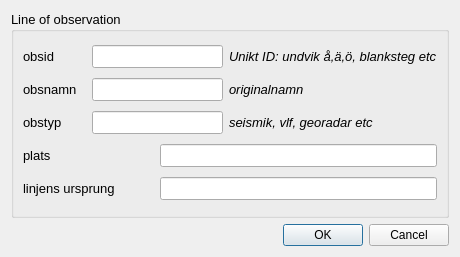
Above: ui/obs_lines.ui from jkall/qgis-midvatten-plugin before the change. Below: the same form after it.
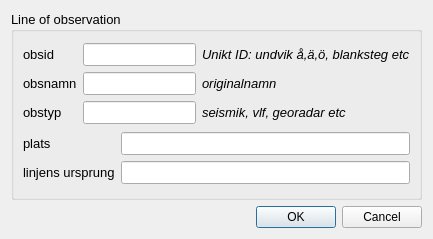
That is the form after the change.

Diff of the .ui file:
```diff
--- a/ui/obs_lines.ui
+++ b/ui/obs_lines.ui
@@ -6,14 +6,20 @@
    <rect>
     <x>0</x>
     <y>0</y>
-    <width>460</width>
-    <height>257</height>
+    <width>429</width>
+    <height>239</height>
    </rect>
   </property>
+  <property name="maximumSize">
+   <size>
+    <width>16777215</width>
+    <height>300</height>
+   </size>
+  </property>
   <property name="windowTitle">
    <string>Dialog</string>
   </property>
-  <layout class="QGridLayout" name="gridLayout_2">
+  <layout class="QGridLayout" name="gridLayout_4">
    <item row="0" column="0">
     <widget class="QGroupBox" name="Grundinfo">
      <property name="sizePolicy">
@@ -43,6 +49,8 @@
      <property name="title">
       <string>Line of observation</string>
      </property>
+     <layout class="QGridLayout" name="gridLayout_3">
+      <item row="0" column="0">
      <layout class="QGridLayout" name="gridLayout">
       <item row="0" column="0">
        <widget class="QLabel" name="label">
@@ -83,7 +91,7 @@
         </property>
        </widget>
       </item>
-      <item row="0" column="1" colspan="2">
+        <item row="0" column="1">
        <widget class="QLineEdit" name="obsid">
         <property name="sizePolicy">
          <sizepolicy hsizetype="Expanding" vsizetype="Fixed">
@@ -113,7 +121,7 @@
         </property>
        </widget>
       </item>
-      <item row="0" column="3">
+        <item row="0" column="2">
        <widget class="QLabel" name="label_3">
         <property name="sizePolicy">
          <sizepolicy hsizetype="Minimum" vsizetype="Fixed">
@@ -186,7 +194,7 @@
         </property>
        </widget>
       </item>
-      <item row="1" column="1" colspan="2">
+        <item row="1" column="1">
        <widget class="QLineEdit" name="name">
         <property name="sizePolicy">
          <sizepolicy hsizetype="Expanding" vsizetype="Fixed">
@@ -216,7 +224,7 @@
         </property>
        </widget>
       </item>
-      <item row="1" column="3">
+        <item row="1" column="2">
        <widget class="QLabel" name="label_20">
         <property name="sizePolicy">
          <sizepolicy hsizetype="Minimum" vsizetype="Fixed">
@@ -289,7 +297,7 @@
         </property>
        </widget>
       </item>
-      <item row="2" column="1" colspan="2">
+        <item row="2" column="1">
        <widget class="QLineEdit" name="type">
         <property name="sizePolicy">
          <sizepolicy hsizetype="Expanding" vsizetype="Fixed">
@@ -324,7 +332,7 @@
         </property>
        </widget>
       </item>
-      <item row="2" column="3">
+        <item row="2" column="2">
        <widget class="QLabel" name="label_17">
         <property name="sizePolicy">
          <sizepolicy hsizetype="Minimum" vsizetype="Fixed">
@@ -361,7 +369,11 @@
         </property>
        </widget>
       </item>
-      <item row="3" column="0">
+       </layout>
+      </item>
+      <item row="1" column="0">
+       <layout class="QGridLayout" name="gridLayout_2">
+        <item row="0" column="0">
        <widget class="QLabel" name="Referensinformation">
         <property name="enabled">
          <bool>true</bool>
@@ -400,7 +412,7 @@
         </property>
        </widget>
       </item>
-      <item row="3" column="2" colspan="2">
+        <item row="0" column="1">
        <widget class="QLineEdit" name="place">
         <property name="sizePolicy">
          <sizepolicy hsizetype="Expanding" vsizetype="Fixed">
@@ -430,7 +442,7 @@
         </property>
        </widget>
       </item>
-      <item row="4" column="0" colspan="2">
+        <item row="1" column="0">
        <widget class="QLabel" name="label_18">
         <property name="sizePolicy">
          <sizepolicy hsizetype="Minimum" vsizetype="Fixed">
@@ -463,7 +475,7 @@
         </property>
        </widget>
       </item>
-      <item row="4" column="2" colspan="2">
+        <item row="1" column="1">
        <widget class="QLineEdit" name="source">
         <property name="sizePolicy">
          <sizepolicy hsizetype="Expanding" vsizetype="Fixed">
@@ -492,6 +504,8 @@
          <set>Qt::AlignLeading|Qt::AlignLeft|Qt::AlignVCenter</set>
         </property>
        </widget>
+        </item>
+       </layout>
       </item>
      </layout>
     </widget>
```
Lines whose indentation alone changed are shown as unchanged.
